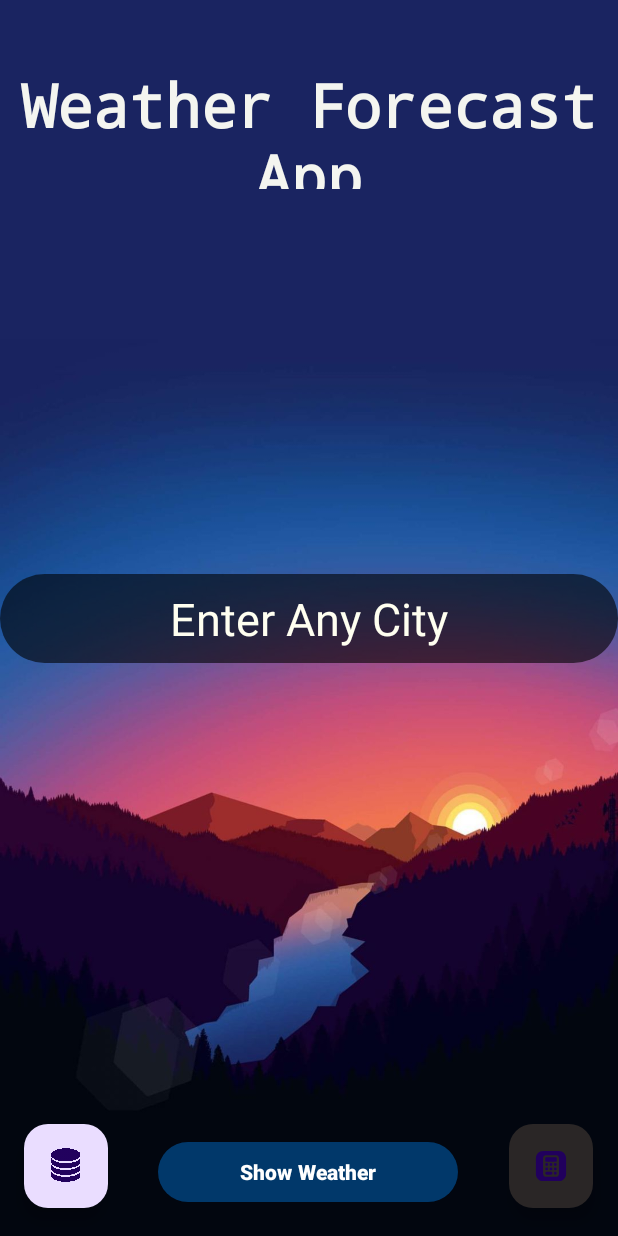
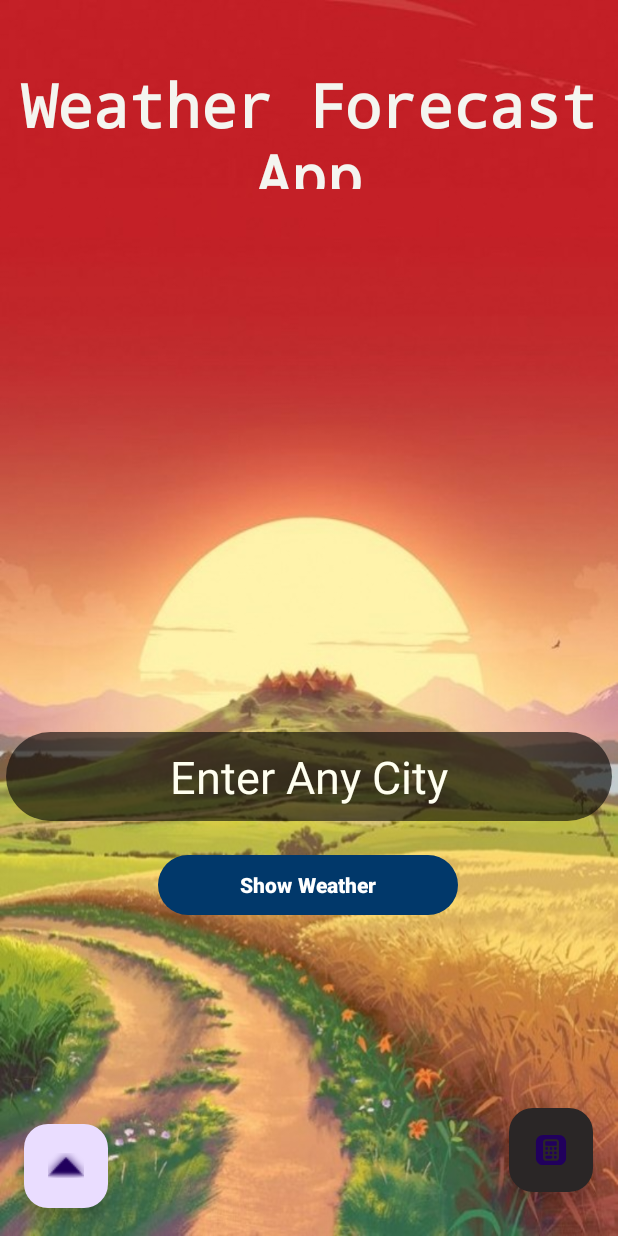
Before and after one commit to ETK486/AndroidProject, an Android app: the screen it shows after launch (MainActivity), on a phone screen of 412 x 824 dp. Run offline under Robolectric (Android 15) with nearby library versions, the phone set to English and light mode, and no system bars.

Commit message:
Revert "Designing of DB page"
This reverts commit 2306b2914ccc739972cc345805e943b774321c01.

```diff
--- a/WeatherForecast/app/src/main/java/com/example/weatherforecast/MainActivity.java
+++ b/WeatherForecast/app/src/main/java/com/example/weatherforecast/MainActivity.java
@@ -60,7 +60,7 @@ public class MainActivity extends AppCompatActivity {
         });
         if (hour>6&&hour<=18){
             search.setBackgroundTintList(ColorStateList.valueOf(marine));
-            act1.setBackgroundResource(R.drawable.sun);
+            act1.setBackgroundResource(R.drawable.day);
             search.setTextColor(Color.WHITE);
             title.setTextColor(ColorStateList.valueOf(bwhite));
             calculate.setBackgroundTintList(ColorStateList.valueOf(mblack));
@@ -74,8 +74,6 @@ public class MainActivity extends AppCompatActivity {
             @Override
             public void onClick(View view) {
                 Intent intent = new Intent(MainActivity.this, MainActivity4.class);
-                startActivity(intent);
-                overridePendingTransition(R.anim.slidein, R.anim.slideout);
                 startActivity(intent);
             }
         });
--- a/WeatherForecast/app/src/main/java/com/example/weatherforecast/MainActivity2.java
+++ b/WeatherForecast/app/src/main/java/com/example/weatherforecast/MainActivity2.java
@@ -321,7 +321,7 @@ public class MainActivity2 extends AppCompatActivity {
         int hour = calendar.get(Calendar.HOUR_OF_DAY);
         if (hour > 6 && hour <= 18) {
             Log.d("datework", String.valueOf(hour));
-            act.setBackgroundResource(R.drawable.sun);
+            act.setBackgroundResource(R.drawable.day);
             int blacktinted = Color.parseColor("#80000000");
             tview.setTextColor(Color.WHITE);
             tview.setBackgroundTintList(ColorStateList.valueOf(blacktinted));
--- a/WeatherForecast/app/src/main/res/layout/activity_main.xml
+++ b/WeatherForecast/app/src/main/res/layout/activity_main.xml
@@ -44,7 +44,6 @@
 <!--        app:layout_constraintVertical_bias="0.04"-->
 <!--        app:srcCompat="@drawable/weather" />-->
 
-
     <Button
         android:id="@+id/button"
         android:layout_width="200dp"
@@ -60,11 +59,11 @@
         app:layout_constraintHorizontal_bias="0.497"
         app:layout_constraintStart_toStartOf="parent"
         app:layout_constraintTop_toTopOf="parent"
-        app:layout_constraintVertical_bias="0.976" />
+        app:layout_constraintVertical_bias="0.729" />
 
     <EditText
         android:id="@+id/editTextText"
-        android:layout_width="match_parent"
+        android:layout_width="404dp"
         android:layout_height="59dp"
         android:layout_alignParentStart="true"
         android:layout_alignParentTop="true"
@@ -80,9 +79,11 @@
         android:textSize="30sp"
         app:layout_constraintBottom_toBottomOf="parent"
         app:layout_constraintEnd_toEndOf="parent"
-        app:layout_constraintHorizontal_bias="0.0"
+        app:layout_constraintHorizontal_bias="0.494"
         app:layout_constraintStart_toStartOf="parent"
-        app:layout_constraintTop_toTopOf="parent" />
+        app:layout_constraintTop_toTopOf="parent"
+        app:layout_constraintVertical_bias="0.638" />
+
 
     <com.google.android.material.floatingactionbutton.FloatingActionButton
         android:id="@+id/calcbutton"
@@ -94,7 +95,7 @@
         app:layout_constraintHorizontal_bias="0.954"
         app:layout_constraintStart_toStartOf="parent"
         app:layout_constraintTop_toTopOf="parent"
-        app:layout_constraintVertical_bias="0.976"
+        app:layout_constraintVertical_bias="0.962"
         app:srcCompat="@drawable/icons8_calculator_250" />
 
     <com.google.android.material.floatingactionbutton.FloatingActionButton
@@ -108,7 +109,7 @@
         app:layout_constraintStart_toStartOf="parent"
         app:layout_constraintTop_toTopOf="parent"
         app:layout_constraintVertical_bias="0.976"
-        app:srcCompat="@drawable/databaseicon" />
+        app:srcCompat="@android:drawable/arrow_up_float" />
 
 
 </androidx.constraintlayout.widget.ConstraintLayout>
--- a/WeatherForecast/app/src/main/res/values/colors.xml
+++ b/WeatherForecast/app/src/main/res/values/colors.xml
@@ -7,8 +7,4 @@
     <color name="teal">#008080</color>
     <color name="sienna">#E97451</color>
     <color name="seaform">#66D6A6</color>
-    <color name="Aloha">#1AB895</color>
-    <color name="ultraviolet">#C040E3</color>
-    <color name="Searchbutton">#0b032d</color>
-    <color name="date">#08bdbd</color>
 </resources>
```
Also changed, not shown: WeatherForecast/app/src/main/java/com/example/weatherforecast/MainActivity4.java (+0 -13 lines), WeatherForecast/app/src/main/res/layout/activity_main4.xml (+19 -46 lines), WeatherForecast/app/src/main/res/drawable/databaseicon.png (deleted), WeatherForecast/app/src/main/res/drawable/su.jpg (deleted), WeatherForecast/app/src/main/res/drawable/sun.jpg (deleted), 1 other file.
